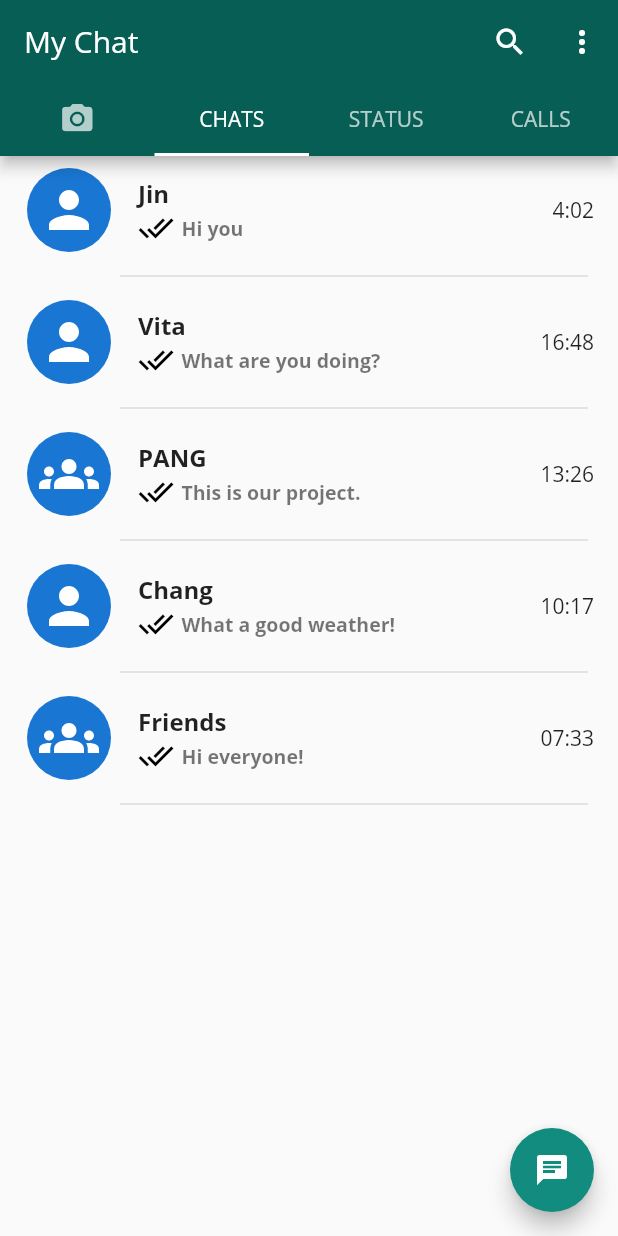
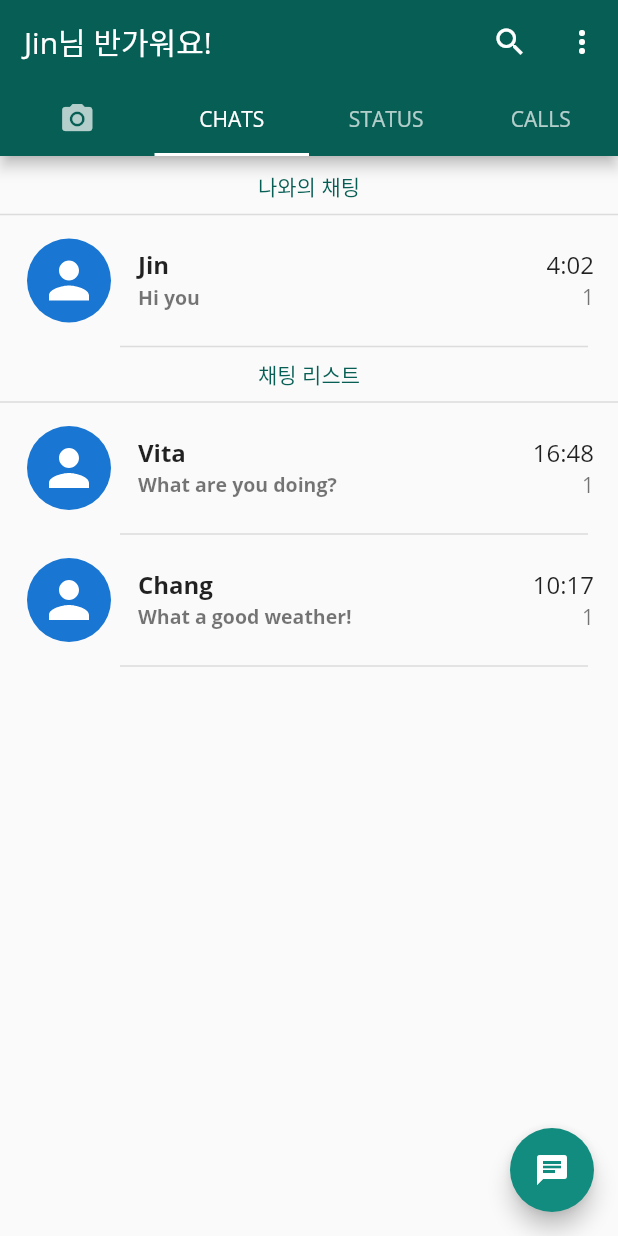
Before and after one commit to jin-vita/my-chat, a Flutter app: the screen it shows after launch, after a tap on "Jin", on a phone screen of 412 x 824 dp. Run offline on Flutter 3.47's test engine with Material 2 defaults, Android fonts, the phone set to English and light mode, and no system bars; our stand-ins replace camera, emoji_picker_flutter, flutter_svg, socket_io_client, video_player; network calls fail.

Commit message:
login_screen.dart

```diff
--- a/lib/dummy/chats_dummy.dart
+++ b/lib/dummy/chats_dummy.dart
@@ -1,4 +1,33 @@
 import 'package:my_chat/model/chat_model.dart';
+
+late final ChatModel myModel;
+
+List<ChatModel> chatModels = [
+  ChatModel(
+    id: 'aa',
+    name: 'Jin',
+    icon: 'person.svg',
+    currentMessage: 'Hi you',
+    time: '4:02',
+    isGroup: false,
+  ),
+  ChatModel(
+    id: 'bb',
+    name: 'Vita',
+    icon: 'person.svg',
+    currentMessage: 'What are you doing?',
+    time: '16:48',
+    isGroup: false,
+  ),
+  ChatModel(
+    id: 'dd',
+    name: 'Chang',
+    icon: 'person.svg',
+    currentMessage: 'What a good weather!',
+    time: '10:17',
+    isGroup: false,
+  ),
+];
 
 List<ChatModel> chats = [
   ChatModel(
@@ -42,30 +71,3 @@ List<ChatModel> chats = [
     isGroup: true,
   ),
 ];
-
-List<ChatModel> chatModels = [
-  ChatModel(
-    id: 'aa',
-    name: 'Jin',
-    icon: 'person.svg',
-    currentMessage: 'Hi you',
-    time: '4:02',
-    isGroup: false,
-  ),
-  ChatModel(
-    id: 'bb',
-    name: 'Vita',
-    icon: 'person.svg',
-    currentMessage: 'What are you doing?',
-    time: '16:48',
-    isGroup: false,
-  ),
-  ChatModel(
-    id: 'dd',
-    name: 'Chang',
-    icon: 'person.svg',
-    currentMessage: 'What a good weather!',
-    time: '10:17',
-    isGroup: false,
-  ),
-];
--- a/lib/page/chat_page.dart
+++ b/lib/page/chat_page.dart
@@ -20,10 +20,35 @@ class ChatPage extends StatelessWidget {
         child: const Icon(Icons.chat),
       ),
       body: ListView.builder(
-        itemCount: chats.length,
-        itemBuilder: (context, index) => CustomCard(
-          chatModel: chats[index],
-        ),
+        itemCount: chatModels.length + 1,
+        itemBuilder: (context, index) => index == 0
+            ? Column(
+                children: [
+                  const SizedBox(height: 10),
+                  const Text(
+                    '나와의 채팅',
+                    style: TextStyle(
+                      color: Color(0xFF075E54),
+                    ),
+                  ),
+                  const Divider(
+                    thickness: 1,
+                  ),
+                  CustomCard(chatModel: myModel),
+                  const Text(
+                    '채팅 리스트',
+                    style: TextStyle(
+                      color: Color(0xFF075E54),
+                    ),
+                  ),
+                  const Divider(
+                    thickness: 1,
+                  ),
+                ],
+              )
+            : CustomCard(
+                chatModel: chatModels[index - 1],
+              ),
       ),
     );
   }
--- a/lib/screen/home_screen.dart
+++ b/lib/screen/home_screen.dart
@@ -1,6 +1,7 @@
 import 'dart:developer';
 
 import 'package:flutter/material.dart';
+import 'package:my_chat/dummy/chats_dummy.dart';
 import 'package:my_chat/page/camera_page.dart';
 import 'package:my_chat/page/chat_page.dart';
 
@@ -30,7 +31,7 @@ class _HomeScreenState extends State<HomeScreen> with SingleTickerProviderStateM
     return Scaffold(
       appBar: AppBar(
         backgroundColor: const Color(0xFF075E54),
-        title: const Text('My Chat'),
+        title: Text('${myModel.name}님 반가워요!'),
         actions: [
           IconButton(
             onPressed: () {},
--- a/lib/screen/individual_screen.dart
+++ b/lib/screen/individual_screen.dart
@@ -22,12 +22,12 @@ class IndividualScreen extends StatefulWidget {
 class _IndividualScreenState extends State<IndividualScreen> with TickerProviderStateMixin {
   final TextEditingController _controller = TextEditingController();
   final List<MessageModel> messages = [];
-  late final IO.Socket socket;
+  late IO.Socket socket;
   bool isSendButton = false;
 
   @override
   void dispose() {
-    socket.disconnect();
+    socket.dispose();
     super.dispose();
   }
 
@@ -39,15 +39,18 @@ class _IndividualScreenState extends State<IndividualScreen> with TickerProvider
 
   connect() {
     socket = IO.io(
-        'http://10.1.19.2:5000',
-        IO.OptionBuilder()
-            .setTransports(['websocket']) // for Flutter or Dart VM
-            .disableAutoConnect() // disable auto-connection
-            .setExtraHeaders({'foo': 'bar'}) // optional
-            .build());
+      'http://10.1.19.2:5000',
+      IO.OptionBuilder()
+          .setTransports(['websocket']) // for Flutter or Dart VM
+          .disableAutoConnect() // disable auto-connection
+          .setExtraHeaders({'foo': 'bar'}) // optional
+          .build(),
+    );
     socket.connect();
     socket.emit('sign-in', widget.chatModel.id);
-    socket.onConnect((data) => log('socket connected'));
+    socket.onConnect(
+      (data) => log('socket connected ${widget.chatModel.id}'),
+    );
     socket.on(
       'message',
       (message) => log('message: $message'),
@@ -149,7 +152,9 @@ class _IndividualScreenState extends State<IndividualScreen> with TickerProvider
           children: [
             ListView.builder(
               itemCount: messages.length,
-              itemBuilder: (context, index) {},
+              itemBuilder: (context, index) {
+                return null;
+              },
             ),
             // ListView(
             //   children: const [
@@ -255,7 +260,7 @@ class _IndividualScreenState extends State<IndividualScreen> with TickerProvider
                 ? IconButton(
                     icon: const Icon(Icons.send),
                     onPressed: () {
-                      sendMessage('dd', 'dd', _controller.text);
+                      sendMessage('dd', widget.chatModel.id, _controller.text);
                     },
                   )
                 : IconButton(
--- a/lib/screen/login_screen.dart
+++ b/lib/screen/login_screen.dart
@@ -21,6 +21,8 @@ class _LoginScreenState extends State<LoginScreen> {
         itemCount: chatModels.length,
         itemBuilder: (context, index) => InkWell(
           onTap: () {
+            myModel = chatModels[index];
+            chatModels.removeAt(index);
             Navigator.pushReplacement(
               context,
               MaterialPageRoute(
--- a/lib/ui/custom_card.dart
+++ b/lib/ui/custom_card.dart
@@ -37,20 +37,22 @@ class CustomCard extends StatelessWidget {
                 width: 40,
               ),
             ),
-            title: Text(
-              chatModel.name,
-              style: const TextStyle(
-                fontSize: 16,
-                fontWeight: FontWeight.bold,
-              ),
+            title: Row(
+              mainAxisAlignment: MainAxisAlignment.spaceBetween,
+              children: [
+                Text(
+                  chatModel.name,
+                  style: const TextStyle(
+                    fontSize: 16,
+                    fontWeight: FontWeight.bold,
+                  ),
+                ),
+                Text('${chatModel.time}'),
+              ],
             ),
             subtitle: Row(
+              mainAxisAlignment: MainAxisAlignment.spaceBetween,
               children: [
-                const Icon(
-                  Icons.done_all,
-                  color: Colors.black,
-                ),
-                const SizedBox(width: 5),
                 Text(
                   '${chatModel.currentMessage}',
                   style: const TextStyle(
@@ -58,9 +60,10 @@ class CustomCard extends StatelessWidget {
                     fontWeight: FontWeight.bold,
                   ),
                 ),
+                const Text('1'),
               ],
             ),
-            trailing: Text('${chatModel.time}'),
+            // trailing: Text('${chatModel.time}'),
           ),
         ),
         const Padding(
```
